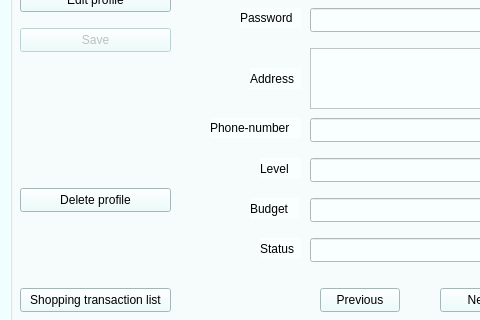
The window that Admin/admin.ui (AP-projects-4001/esm-nadarim) describes before a commit, drawn with Qt 5; both pictures show x 0 to 480 and y 112 to 432 of the 572 by 539 pixel window.
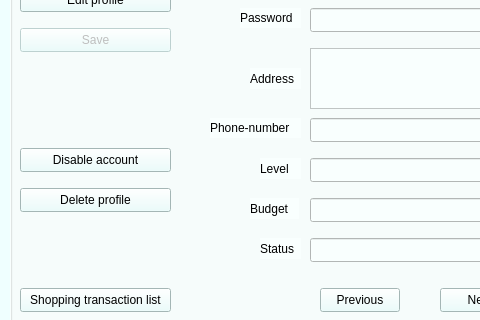
The same window after the commit.

Commit message: added Delet and Activate and Disable for Admin

```diff
--- a/Admin/admin.ui
+++ b/Admin/admin.ui
@@ -390,6 +390,22 @@
       <bool>true</bool>
      </property>
     </widget>
+    <widget class="QPushButton" name="pushButton_8">
+     <property name="geometry">
+      <rect>
+       <x>10</x>
+       <y>250</y>
+       <width>151</width>
+       <height>24</height>
+      </rect>
+     </property>
+     <property name="styleSheet">
+      <string notr="true">background-color: rgb(230, 255, 253);</string>
+     </property>
+     <property name="text">
+      <string>Disable account</string>
+     </property>
+    </widget>
    </widget>
    <widget class="QPushButton" name="pushButton_6">
     <property name="geometry">
```
The commit also changes 6 other files.
